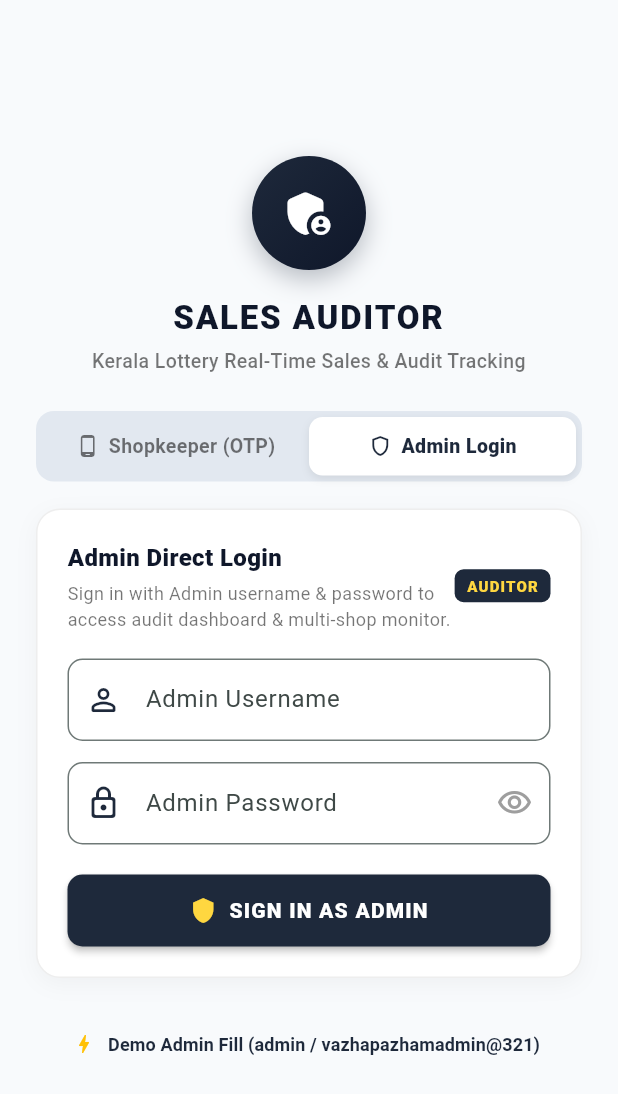
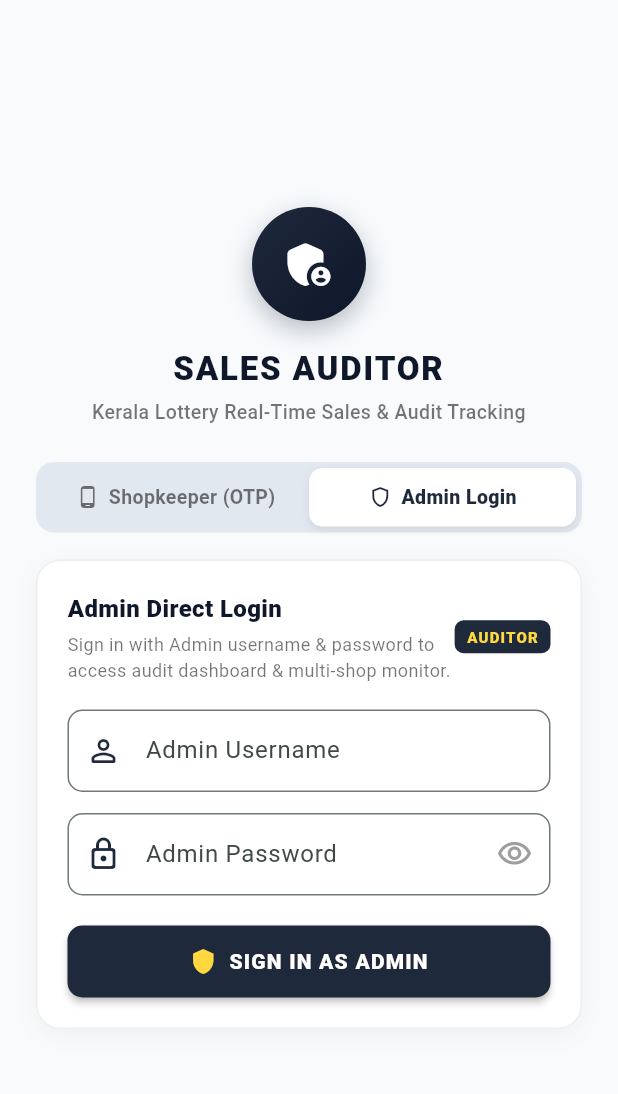
Before and after one commit to satsujinalma/Sales-Auditor, a Flutter app: the screen it shows after launch, after a tap on "Admin Login", on a phone screen of 412 x 824 dp. Shown: the top 1094 px of the screen. Run offline on Flutter 3.47's test engine with Material 3 defaults, Android fonts, the phone set to English and light mode, and no system bars; our stand-ins replace cloud_firestore, firebase_auth, firebase_core, shared_preferences; accounts and stored records are empty.

Commit message:
Remove mock shops, remove exposed demo credentials, and integrate real Firebase Phone Auth OTP

```diff
--- a/lib/models/shop_model.dart
+++ b/lib/models/shop_model.dart
@@ -61,49 +61,6 @@ class Shop {
     );
   }
 
-  // Pre-configured default shops
-  static List<Shop> get defaultShops => [
-    const Shop(
-      id: 'nayarambalam',
-      name: 'Nayarambalam Store',
-      location: 'Nayarambalam, Vypin',
-      code: 'NYR-01',
-      pricingConfig: PricingConfig(
-        singleTicketPrice: 50.0,
-        setPrice12: 570.0, // Nayarambalam specific rate
-        bulkFormula: BulkPricingFormula.proRata,
-        targetBenchmarkMin: 48.30,
-        targetBenchmarkMax: 48.50,
-        claimedAvgPrice: 47.20,
-      ),
-    ),
-    const Shop(
-      id: 'vypin_junction',
-      name: 'Vypin Junction Branch',
-      location: 'Vypin Junction',
-      code: 'VYP-02',
-      pricingConfig: PricingConfig(
-        singleTicketPrice: 50.0,
-        setPrice12: 580.0, // Standard branch rate
-        bulkFormula: BulkPricingFormula.proRata,
-        targetBenchmarkMin: 48.30,
-        targetBenchmarkMax: 48.50,
-        claimedAvgPrice: 47.20,
-      ),
-    ),
-    const Shop(
-      id: 'ernakulam_main',
-      name: 'Ernakulam North Stand',
-      location: 'Ernakulam North',
-      code: 'EKM-03',
-      pricingConfig: PricingConfig(
-        singleTicketPrice: 50.0,
-        setPrice12: 575.0,
-        bulkFormula: BulkPricingFormula.setPlusRemainder,
-        targetBenchmarkMin: 48.30,
-        targetBenchmarkMax: 48.50,
-        claimedAvgPrice: 47.20,
-      ),
-    ),
-  ];
+  // Pre-configured default shops (Empty by default; shops are created on user onboarding)
+  static List<Shop> get defaultShops => const [];
 }
--- a/lib/screens/admin/admin_dashboard_screen.dart
+++ b/lib/screens/admin/admin_dashboard_screen.dart
@@ -751,7 +751,7 @@ class _AdminDashboardScreenState extends State<AdminDashboardScreen> {
                         maxLength: 4,
                         autofocus: true,
                         decoration: InputDecoration(
-                          hintText: 'PIN (Default: 1234)',
+                          hintText: 'Enter 4-digit PIN',
                           border: OutlineInputBorder(
                             borderRadius: BorderRadius.circular(8),
                           ),
@@ -779,7 +779,7 @@ class _AdminDashboardScreenState extends State<AdminDashboardScreen> {
                         if (ctx.mounted) Navigator.pop(ctx, true);
                       } else {
                         setDialogState(() {
-                          errorText = 'Invalid PIN. Default is 1234';
+                          errorText = 'Invalid PIN. Please try again.';
                         });
                       }
                     },
--- a/lib/screens/auth/phone_login_screen.dart
+++ b/lib/screens/auth/phone_login_screen.dart
@@ -402,30 +402,6 @@ class _PhoneLoginScreenState extends State<PhoneLoginScreen> {
               ],
             ),
           ),
-
-          const SizedBox(height: 20),
-
-          // Demo Helper / Quick Fill
-          Center(
-            child: TextButton.icon(
-              style: TextButton.styleFrom(
-                foregroundColor: const Color(0xFF0F766E),
-              ),
-              icon: const Icon(Icons.bolt, size: 16),
-              label: const Text(
-                'Demo Quick Fill: +91 98765 43210',
-                style: TextStyle(
-                  fontSize: 12,
-                  fontWeight: FontWeight.w700,
-                ),
-              ),
-              onPressed: () {
-                setState(() {
-                  _phoneController.text = '9876543210';
-                });
-              },
-            ),
-          ),
         ],
       ),
     );
@@ -512,7 +488,7 @@ class _PhoneLoginScreenState extends State<PhoneLoginScreen> {
                   ),
                   decoration: InputDecoration(
                     labelText: 'Admin Username',
-                    hintText: 'admin',
+                    hintText: 'Enter username',
                     prefixIcon: const Icon(
                       Icons.person_outline_rounded,
                       color: Color(0xFF1E293B),
@@ -548,7 +524,7 @@ class _PhoneLoginScreenState extends State<PhoneLoginScreen> {
                   ),
                   decoration: InputDecoration(
                     labelText: 'Admin Password',
-                    hintText: '••••••••',
+                    hintText: 'Enter password',
                     prefixIcon: const Icon(
                       Icons.lock_outline_rounded,
                       color: Color(0xFF1E293B),
@@ -668,31 +644,6 @@ class _PhoneLoginScreenState extends State<PhoneLoginScreen> {
               ],
             ),
           ),
-
-          const SizedBox(height: 20),
-
-          // Admin Demo Quick Fill
-          Center(
-            child: TextButton.icon(
-              style: TextButton.styleFrom(
-                foregroundColor: const Color(0xFF1E293B),
-              ),
-              icon: const Icon(Icons.bolt, size: 16, color: Colors.amber),
-              label: const Text(
-                'Demo Admin Fill (admin / vazhapazhamadmin@321)',
-                style: TextStyle(
-                  fontSize: 12,
-                  fontWeight: FontWeight.w700,
-                ),
-              ),
-              onPressed: () {
-                setState(() {
-                  _adminUsernameController.text = 'admin';
-                  _adminPasswordController.text = 'vazhapazhamadmin@321';
-                });
-              },
-            ),
-          ),
         ],
       ),
     );
--- a/lib/services/firestore_sales_repository.dart
+++ b/lib/services/firestore_sales_repository.dart
@@ -43,14 +43,6 @@ class FirestoreSalesRepository implements SalesRepository {
       cacheSizeBytes: Settings.CACHE_SIZE_UNLIMITED,
     );
 
-    // Seed default shops if empty
-    final snapshot = await _shopsRef.limit(1).get();
-    if (snapshot.docs.isEmpty) {
-      for (final shop in Shop.defaultShops) {
-        await _shopsRef.doc(shop.id).set(shop.toJson());
-      }
-    }
-
     // Seed admin PIN if not set
     final settingsDoc = await _settingsRef.get();
     if (!settingsDoc.exists) {
@@ -71,7 +63,6 @@ class FirestoreSalesRepository implements SalesRepository {
   @override
   Stream<List<Shop>> watchShops() {
     return _shopsRef.snapshots().map((snapshot) {
-      if (snapshot.docs.isEmpty) return Shop.defaultShops;
       return snapshot.docs.map((doc) => Shop.fromJson(doc.data())).toList();
     });
   }
@@ -79,7 +70,6 @@ class FirestoreSalesRepository implements SalesRepository {
   @override
   Future<List<Shop>> getShops() async {
     final snapshot = await _shopsRef.get();
-    if (snapshot.docs.isEmpty) return Shop.defaultShops;
     return snapshot.docs.map((doc) => Shop.fromJson(doc.data())).toList();
   }
 
--- a/pubspec.yaml
+++ b/pubspec.yaml
@@ -40,6 +40,7 @@ dependencies:
   shared_preferences: ^2.3.2
   firebase_core: ^3.12.1
   cloud_firestore: ^5.6.5
+  firebase_auth: ^5.5.1
 
 dev_dependencies:
   flutter_test:
```
Also changed, not shown: lib/screens/auth/otp_verification_screen.dart (+0 -39 lines), lib/screens/shopkeeper/shopkeeper_sales_screen.dart (+62 -3 lines), lib/services/hybrid_auth_repository.dart (+107 -10 lines), lib/services/mock_live_sales_repository.dart (+8 -4 lines), pubspec.lock, 3 other files.
